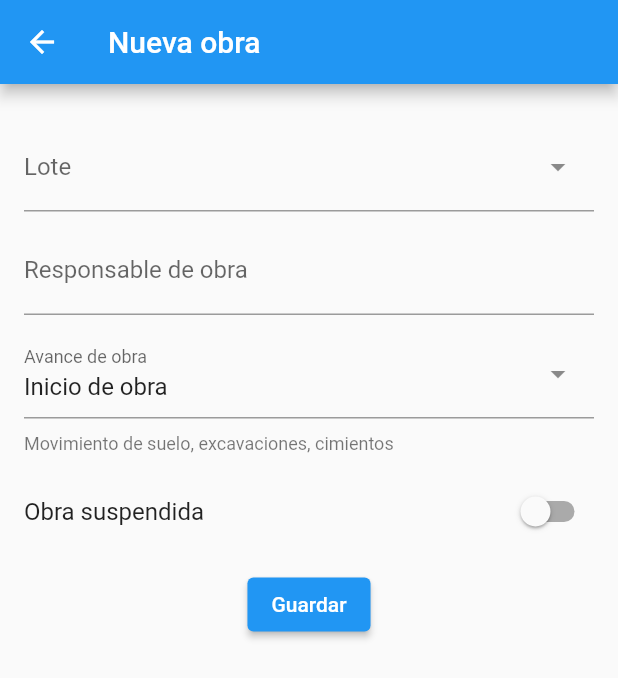
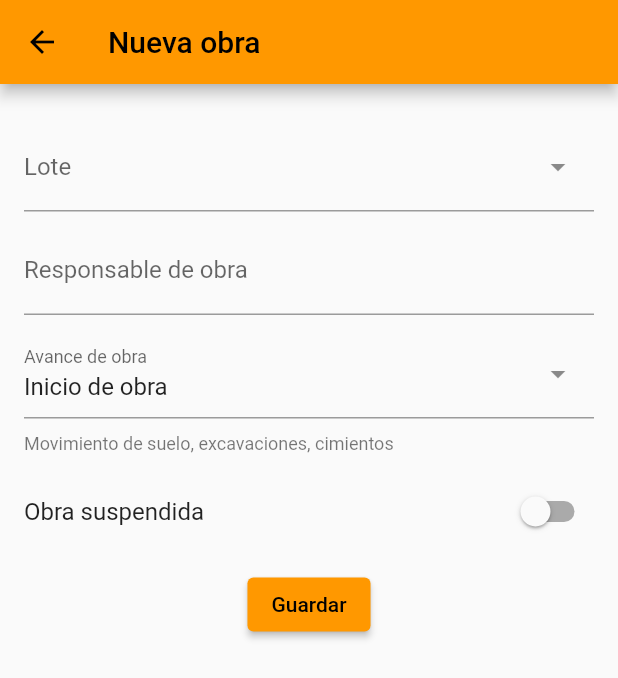
Before and after one commit to srivadero/flash, a Flutter app: the screen it shows after launch, item 2 of the bottom bar chosen, after a tap on the "add" icon, on a phone screen of 412 x 824 dp. Shown: the top 678 px of the screen. Run offline on Flutter 3.47's test engine with Material 2 defaults, Android fonts, the phone set to English and light mode, and no system bars; our stand-ins replace flutter_riverpod, isar, permission_handler; accounts and stored records are empty; generated files the repository leaves out were written again.

Commit message:
Minor changes

```diff
--- a/lib/lote/list.dart
+++ b/lib/lote/list.dart
@@ -97,6 +97,7 @@ class _LoteListPageState extends ConsumerState<LoteListPage> {
                 return ListTile(
                   title: Text(lote.nombre),
                   subtitle: Text(lote.propietario ?? ''),
+                  trailing: Text(lote.obras.length.toString()),
                   onTap: () async {
                     final result = await Navigator.of(context).push<Lote?>(
                         MaterialPageRoute(
--- a/lib/main.dart
+++ b/lib/main.dart
@@ -8,6 +8,8 @@ import 'package:flutter_riverpod/flutter_riverpod.dart';
 Future<void> main() async {
   WidgetsFlutterBinding.ensureInitialized();
   final isar = await getDatabaseProvider(directory: 'Databases');
+
+  // await isar.writeTxn(() => isar.clear());
 
   runApp(ProviderScope(
     overrides: [
@@ -24,9 +26,9 @@ class MyApp extends StatelessWidget {
   Widget build(BuildContext context) {
     return MaterialApp(
       debugShowCheckedModeBanner: false,
-      title: 'Flutter Demo',
+      title: 'Flash',
       theme: ThemeData(
-        primarySwatch: Colors.blue,
+        primarySwatch: Colors.orange,
       ),
       home: const MyHomePage(),
     );
@@ -65,6 +67,7 @@ class _MyHomePageState extends State<MyHomePage> {
           appBar: AppBar(
             title: const Text('Preferencias'),
           ),
+          body: const Center(child: Text('No implementado')),
         )),
   ];
 
--- a/lib/obra/repository.dart
+++ b/lib/obra/repository.dart
@@ -6,7 +6,7 @@ final obraRepository = Provider<ObraRepository>((ref) {
   return ObraRepository(ref.read(databaseProvider));
 });
 
-final obrasProvider = FutureProvider<List<Obra>>((ref) async {
+final obrasProvider = FutureProvider.autoDispose<List<Obra>>((ref) async {
   return ref.read(obraRepository).getAll();
 });
 
--- a/pubspec.yaml
+++ b/pubspec.yaml
@@ -16,7 +16,7 @@ publish_to: 'none' # Remove this line if you wish to publish to pub.dev
 # https://developer.apple.com/library/archive/documentation/General/Reference/InfoPlistKeyReference/Articles/CoreFoundationKeys.html
 # In Windows, build-name is used as the major, minor, and patch parts
 # of the product and file versions while build-number is used as the build suffix.
-version: 1.0.1+1
+version: 1.0.1+2
 
 environment:
   sdk: '>=2.19.2 <3.0.0'
```
Also changed, not shown: lib/lote/detail.dart (+13 -22 lines), lib/lote/repository.dart (+11 -13 lines), 1 other file.
